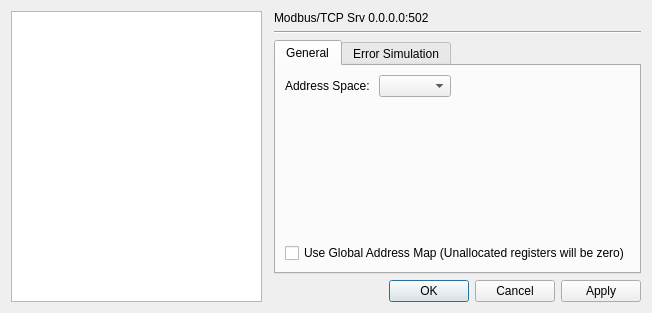
Before: the Qt Designer form omodsim/dialogs/dialogmodbusdefinitions.ui in sanny32/OpenModSim, drawn with Qt 5.
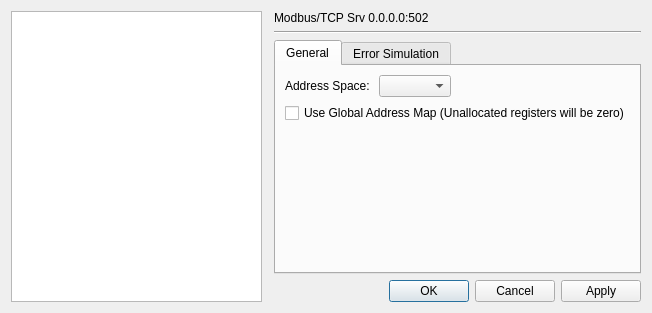
After: the same form once the commit is applied. The open tabs and pages were chosen to show the change.

```diff
--- a/omodsim/dialogs/dialogmodbusdefinitions.ui
+++ b/omodsim/dialogs/dialogmodbusdefinitions.ui
@@ -85,26 +85,13 @@
          </property>
         </widget>
        </item>
-       <item row="2" column="0" colspan="2">
+       <item row="1" column="0" colspan="2">
         <widget class="QCheckBox" name="checkBoxGlobalMap">
          <property name="text">
           <string>Use Global Address Map (Unallocated registers will be zero)</string>
          </property>
         </widget>
        </item>
-       <item row="1" column="0" colspan="2">
-        <spacer name="verticalSpacer">
-         <property name="orientation">
-          <enum>Qt::Orientation::Vertical</enum>
-         </property>
-         <property name="sizeHint" stdset="0">
-          <size>
-           <width>20</width>
-           <height>40</height>
-          </size>
-         </property>
-        </spacer>
-       </item>
       </layout>
      </widget>
      <widget class="QWidget" name="tabErrSimulation">
```
Left out of the diff: 4 changed lines with no effect on the pictures.
